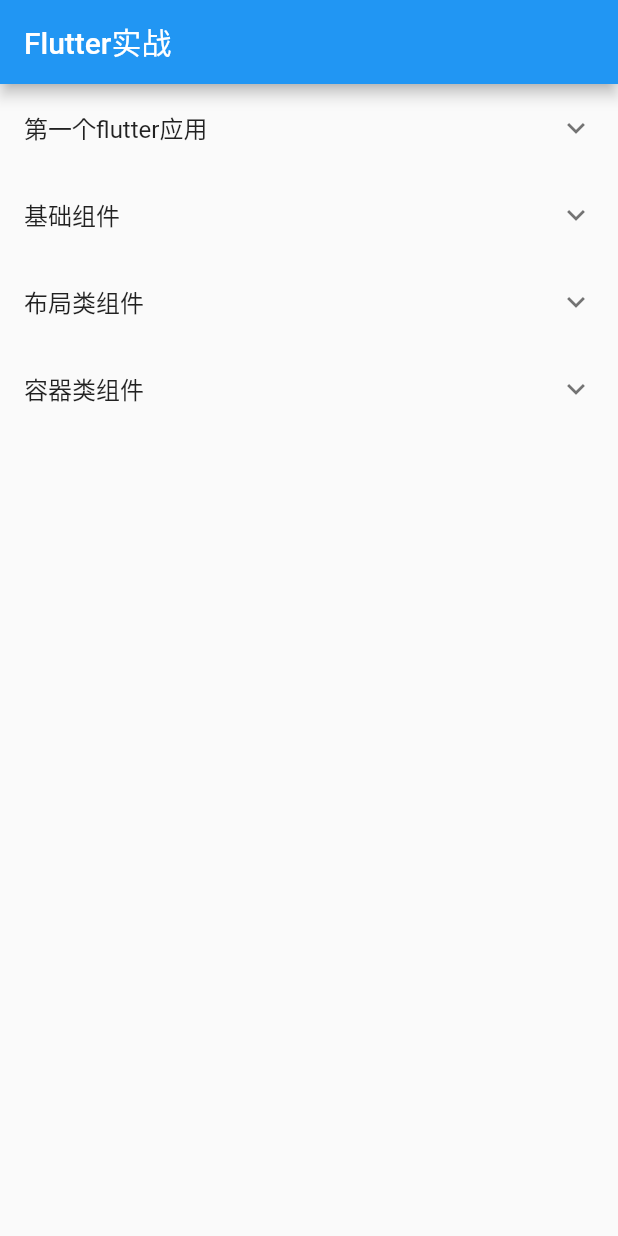
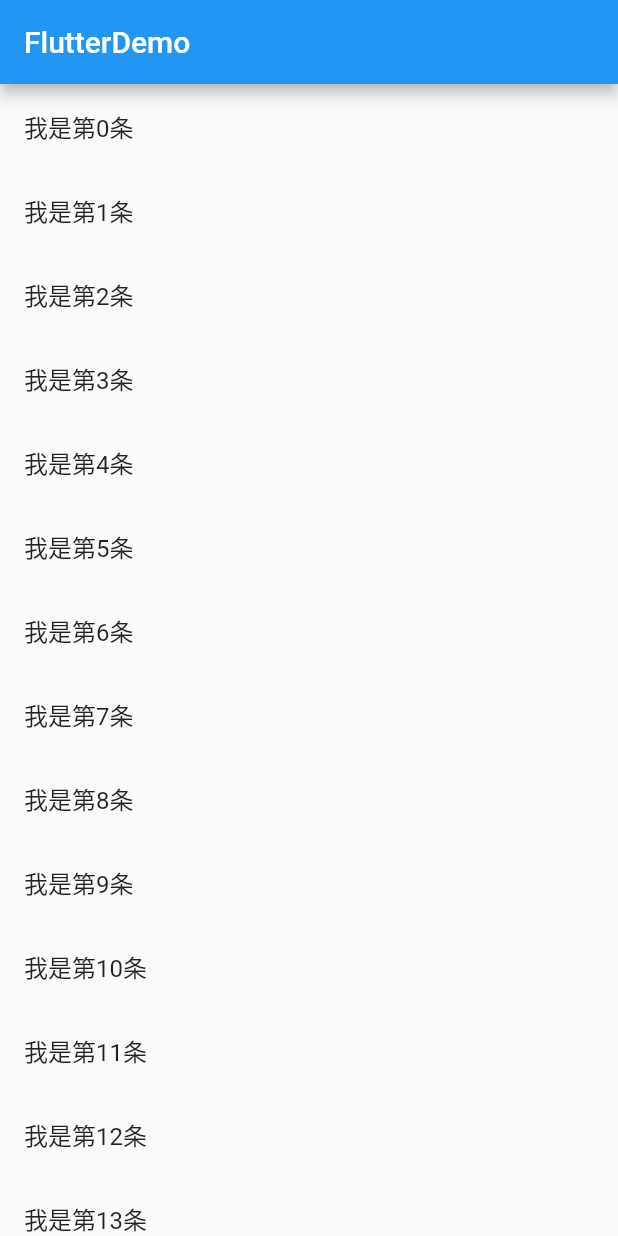
Before and after one commit to wg689/Flutter, a Flutter app: the screen it shows after launch, on a phone screen of 412 x 824 dp. Run offline on Flutter 3.47's test engine with Material 2 defaults, Android fonts, the phone set to English and light mode, and no system bars; missing offline and left inert: dart:ffi, flukit.

```diff
--- a/tiziapp/lib/main.dart
+++ b/tiziapp/lib/main.dart
@@ -1,151 +1,37 @@
-import 'dart:async';
-import 'package:flutter/material.dart' hide Page;
-import 'package:tiziapp/chapter3/button.dart';
-import 'package:tiziapp/chapter4/afterlayout.dart';
-import 'package:webview_flutter/webview_flutter.dart';
-import 'chapter2/2.2/router.dart';
-import 'chapter2/getState.dart';
-import 'chapter3/form.dart';
-import 'chapter3/image_icon.dart';
-import 'chapter3/progress.dart';
-import 'chapter3/switch_checkbox.dart';
-import 'chapter3/text.dart';
-import 'chapter3/textfield.dart';
-import 'chapter4/align.dart';
-import 'chapter4/constraints.dart';
-import 'chapter4/layoutbuilder.dart';
-import 'chapter4/row_column.dart';
-import 'chapter4/stack.dart';
-import 'chapter4/table.dart';
-import 'chapter4/wrap_and_flow.dart';
-import 'chapter5/clip.dart';
-import 'chapter5/container.dart';
-import 'chapter5/decoratedbox.dart';
-import 'chapter5/fittedbox.dart';
-import 'chapter5/padding.dart';
-import 'chapter5/scaffold.dart';
-import 'chapter5/transform.dart';
-import 'common.dart';
-import 'routes.dart';
-// import 'chapter14/draw_main.dart' as custom;
-import 'package:flukit/flukit.dart';
+import 'package:flutter/material.dart';
 
-void main() {
-  runApp(const MyApp());
-}
+import 'res/listData.dart';
+
+void main() => runApp(MyApp());
 
 class MyApp extends StatelessWidget {
-  const MyApp({super.key});
-
-  // This widget is the root of your application.
   @override
   Widget build(BuildContext context) {
+    // TODO: implement build
     return MaterialApp(
-      title: 'Flutter Demo',
-      theme: ThemeData(
-        // This is the theme of your application.
-        //
-        // Try running your application with "flutter run". You'll see the
-        // application has a blue toolbar. Then, without quitting the app, try
-        // changing the primarySwatch below to Colors.green and then invoke
-        // "hot reload" (press "r" in the console where you ran "flutter run",
-        // or simply save your changes to "hot reload" in a Flutter IDE).
-        // Notice that the counter didn't reset back to zero; the application
-        // is not restarted.
-        primarySwatch: Colors.blue,
-      ),
-      home: const MyHomePage(),
-    );
+        home: Scaffold(
+      appBar: AppBar(title: Text('FlutterDemo')),
+      body: HomeContent(),
+    ));
   }
 }
 
-class MyHomePage extends StatefulWidget {
-  const MyHomePage({Key? key}) : super(key: key);
-
-  @override
-  _MyHomePageState createState() => _MyHomePageState();
-}
-
-class _MyHomePageState extends State<MyHomePage> {
-  List<Widget> _generateItem(BuildContext context, List<Page> children) {
-    return children.map<Widget>((page) {
-      return ListTile(
-        title: Text(page.title),
-        trailing: const Icon(Icons.keyboard_arrow_right),
-        onTap: () => page.openPage(context),
-      );
-    }).toList();
+class HomeContent extends StatelessWidget {
+  List list = new List();
+  HomeContent() {
+    for (var i = 0; i < 20; i++) {
+      this.list.add('我是第$i条');
+    }
   }
-
   @override
   Widget build(BuildContext context) {
-    // This method is rerun every time setState is called, for instance as done
-    // by the _incrementCounter method above.
-    //
-    // The Flutter framework has been optimized to make rerunning build methods
-    // fast, so that you can just rebuild anything that needs updating rather
-    // than having to individually change instances of widgets.
-    return Scaffold(
-        appBar: AppBar(
-          title: const Text('Flutter实战'),
-        ),
-        body: ListView(
-          children: <Widget>[
-            ExpansionTile(
-              title: const Text('第一个flutter应用'),
-              children: _generateItem(context, [
-                Page('计数器', const CounterRoute(), withScaffold: false),
-                Page('路由传值', const RouterTestRoute(), withScaffold: true),
-                Page('Cupertino Demo', const CupertinoTestRoute(),
-                    withScaffold: false),
-                Page('子树中获取State对象', const GetStateObjectRoute(),
-                    withScaffold: false),
-                Page('state 的生命周期', const StateLifeCycleTest()),
-              ]),
-            ),
-            ExpansionTile(
-              title: const Text('基础组件'),
-              children: _generateItem(context, [
-                Page('按钮', const ButtonRoute()),
-                Page("Form", const FormTestRoute(), showLog: false),
-                Page("图片伸缩", const ImageAndIconRoute()),
-                Page("复选框", const SwitchAndCheckBoxRoute()),
-                Page("进度条", const ProgressRoute()),
-                Page("文本框", const TextRoute()),
-                Page("文本输入框", const FocusTestRoute()),
-              ]),
-            ),
-            ExpansionTile(
-              title: const Text("布局类组件"),
-              children: _generateItem(context, [
-                Page(
-                  "约束",
-                  const SizeConstraintsRoute(),
-                  withScaffold: false,
-                ),
-                Page("AfterLayout", const AfterLayoutRoute()),
-                Page("流式布局", const WrapAndFlowRoute()),
-                Page("Column", const CenterColumnRoute()),
-                Page("层叠布局", const StackRoute()),
-                Page("表格布局", const TableRoute()),
-                Page("对齐和相对定位", const AlignRoute()),
-                Page("LayoutBuilder", const LayoutBuilderRoute(),
-                    padding: false),
-              ]),
-            ),
-            ExpansionTile(
-              title: const Text("容器类组件"),
-              children: _generateItem(context, [
-                Page("裁剪", const ClipRoute()),
-                Page("Containiner", const ContainerRoute()),
-                Page("变换", const TranformRoute()),
-                Page("DecoratedBox", const DecoratedBoxRoute()),
-                Page("FittedBox", const FittedBoxRoute()),
-                Page("填充Padding", const PaddingTestRoute()),
-                Page("Scaffold、TabBar、底部导航", const ScaffoldRoute()),
-              ]),
-            ),
-          ],
-        ));
+    // TODO: implement build
+    return ListView.builder(
+        itemCount: this.list.length,
+        itemBuilder: (context, index) {
+          return ListTile(
+            title: Text(this.list[index]),
+          );
+        });
   }
 }
```
Also changed, not shown: 2 other files.
